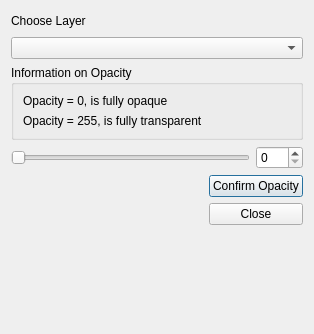
This is app/ui/layeropacitydialog.ui in pencil2d/pencil as Qt 5 draws it before an edit. The edited form follows.
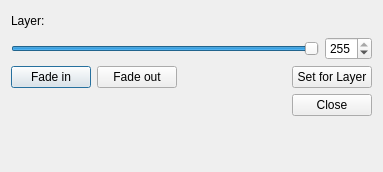
This is the edited form.

Commit message: Opacity per image saved in file. Painted by canvaspainter

What changed in the file:
```diff
--- a/app/ui/layeropacitydialog.ui
+++ b/app/ui/layeropacitydialog.ui
@@ -6,25 +6,25 @@
    <rect>
     <x>0</x>
     <y>0</y>
-    <width>314</width>
-    <height>334</height>
+    <width>383</width>
+    <height>172</height>
    </rect>
   </property>
   <property name="windowTitle">
    <string>Layer Opacity</string>
   </property>
-  <layout class="QVBoxLayout" name="verticalLayout_3">
+  <layout class="QVBoxLayout" name="verticalLayout">
    <item>
-    <layout class="QHBoxLayout" name="horizontalLayout">
+    <layout class="QHBoxLayout" name="horizontalLayout_4">
      <item>
-      <widget class="QLabel" name="labChooseLayer">
+      <widget class="QLabel" name="labLayerInfo">
        <property name="text">
-        <string>Choose Layer</string>
+        <string>Layer: </string>
        </property>
       </widget>
      </item>
      <item>
-      <spacer name="horizontalSpacer">
+      <spacer name="horizontalSpacer_3">
        <property name="orientation">
         <enum>Qt::Horizontal</enum>
        </property>
@@ -38,32 +38,6 @@
      </item>
     </layout>
    </item>
-   <item>
-    <widget class="QComboBox" name="layerComboBox"/>
-   </item>
-   <item>
-    <widget class="QGroupBox" name="groupBox">
-     <property name="title">
-      <string>Information on Opacity</string>
-     </property>
-     <layout class="QVBoxLayout" name="verticalLayout_2">
-      <item>
-       <widget class="QLabel" name="label">
-        <property name="text">
-         <string>Opacity = 0, is fully opaque</string>
-        </property>
-       </widget>
-      </item>
-      <item>
-       <widget class="QLabel" name="label_2">
-        <property name="text">
-         <string>Opacity = 255, is fully transparent</string>
-        </property>
-       </widget>
-      </item>
-     </layout>
-    </widget>
-   </item>
    <item>
     <layout class="QHBoxLayout" name="horizontalLayout_2">
      <item>
@@ -71,6 +45,9 @@
        <property name="maximum">
         <number>255</number>
        </property>
+       <property name="value">
+        <number>255</number>
+       </property>
        <property name="orientation">
         <enum>Qt::Horizontal</enum>
        </property>
@@ -81,12 +58,29 @@
        <property name="maximum">
         <number>255</number>
        </property>
+       <property name="value">
+        <number>255</number>
+       </property>
       </widget>
      </item>
     </layout>
    </item>
    <item>
     <layout class="QHBoxLayout" name="horizontalLayout_3">
+     <item>
+      <widget class="QPushButton" name="btnFadeIn">
+       <property name="text">
+        <string>Fade in</string>
+       </property>
+      </widget>
+     </item>
+     <item>
+      <widget class="QPushButton" name="btnFadeOut">
+       <property name="text">
+        <string>Fade out</string>
+       </property>
+      </widget>
+     </item>
      <item>
       <spacer name="horizontalSpacer_2">
        <property name="orientation">
@@ -101,22 +95,35 @@
       </spacer>
      </item>
      <item>
-      <layout class="QVBoxLayout" name="verticalLayout">
-       <item>
-        <widget class="QPushButton" name="btnSetOpacity">
-         <property name="text">
-          <string>Confirm Opacity</string>
-         </property>
-        </widget>
-       </item>
-       <item>
-        <widget class="QPushButton" name="btnClose">
-         <property name="text">
-          <string>Close</string>
-         </property>
-        </widget>
-       </item>
-      </layout>
+      <widget class="QPushButton" name="btnSetOpacityLayer">
+       <property name="text">
+        <string>Set for Layer</string>
+       </property>
+      </widget>
+     </item>
+    </layout>
+   </item>
+   <item>
+    <layout class="QHBoxLayout" name="horizontalLayout">
+     <item>
+      <spacer name="horizontalSpacer">
+       <property name="orientation">
+        <enum>Qt::Horizontal</enum>
+       </property>
+       <property name="sizeHint" stdset="0">
+        <size>
+         <width>40</width>
+         <height>20</height>
+        </size>
+       </property>
+      </spacer>
+     </item>
+     <item>
+      <widget class="QPushButton" name="btnClose">
+       <property name="text">
+        <string>Close</string>
+       </property>
+      </widget>
      </item>
     </layout>
    </item>
```
The commit also changes 7 other files.
